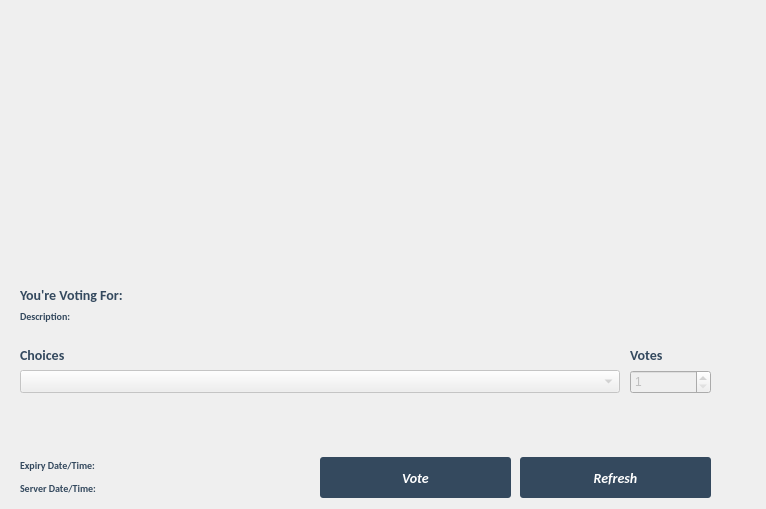
First picture: the form in src/qt/forms/poll.ui, repository silkcointemple/silkcoin, before the edit.
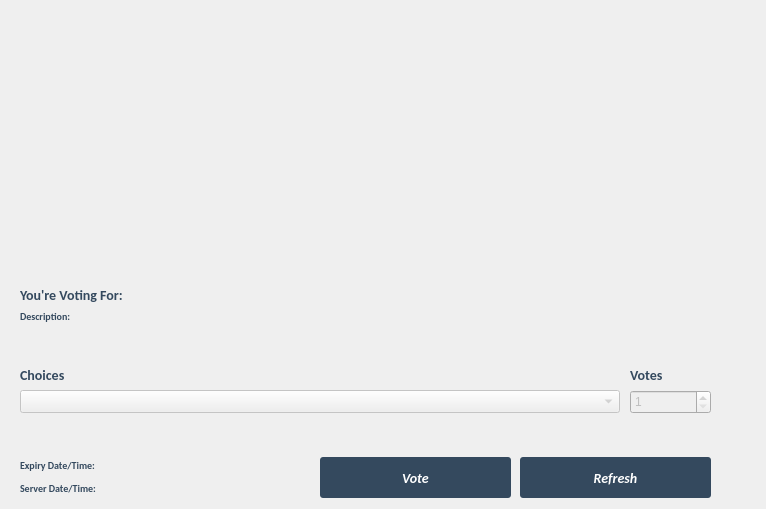
Second picture: the form after the edit.

What changed in the file:
```diff
--- a/src/qt/forms/poll.ui
+++ b/src/qt/forms/poll.ui
@@ -95,7 +95,7 @@
    <property name="geometry">
     <rect>
      <x>20</x>
-     <y>370</y>
+     <y>390</y>
      <width>600</width>
      <height>23</height>
     </rect>
@@ -105,7 +105,7 @@
    <property name="geometry">
     <rect>
      <x>20</x>
-     <y>340</y>
+     <y>360</y>
      <width>600</width>
      <height>30</height>
     </rect>
@@ -124,7 +124,7 @@
    <property name="geometry">
     <rect>
      <x>630</x>
-     <y>370</y>
+     <y>390</y>
      <width>81</width>
      <height>24</height>
     </rect>
@@ -143,7 +143,7 @@
    <property name="geometry">
     <rect>
      <x>630</x>
-     <y>340</y>
+     <y>360</y>
      <width>71</width>
      <height>30</height>
     </rect>
@@ -205,7 +205,7 @@
    <property name="geometry">
     <rect>
      <x>20</x>
-     <y>400</y>
+     <y>420</y>
      <width>600</width>
      <height>21</height>
     </rect>
```
